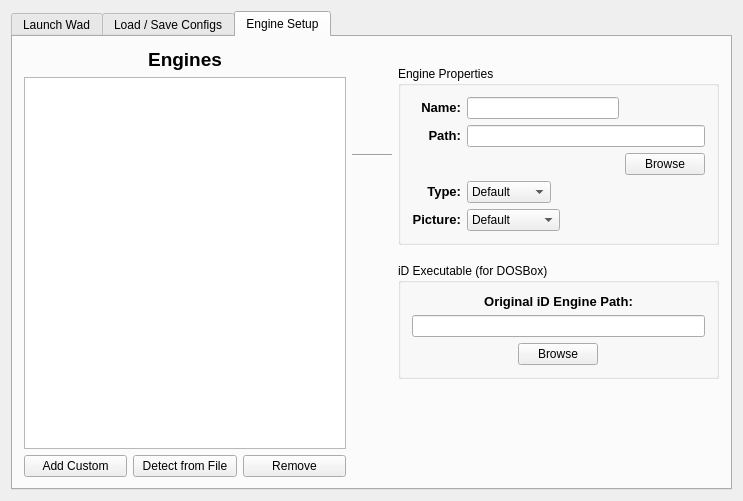
Above: rocketlauncher2.ui from Hypnotoad90/RocketLauncher2 before the change. Below: the same form after it.
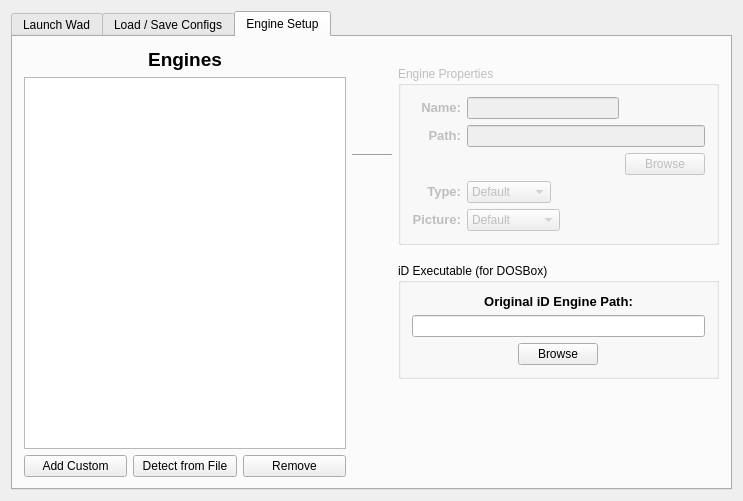
That is the form after the change. The open tabs and pages were chosen to show the change. Custom widgets are drawn as their Qt base class.

Commit message: Engine properties are disabled if no engine is selected

```diff
--- a/rocketlauncher2.ui
+++ b/rocketlauncher2.ui
@@ -871,6 +871,9 @@
         </item>
         <item row="0" column="2" alignment="Qt::AlignVCenter">
          <widget class="QGroupBox" name="groupBox_4">
+          <property name="enabled">
+           <bool>false</bool>
+          </property>
           <property name="title">
            <string>Engine Properties</string>
           </property>
```
The commit also changes 2 other files.
